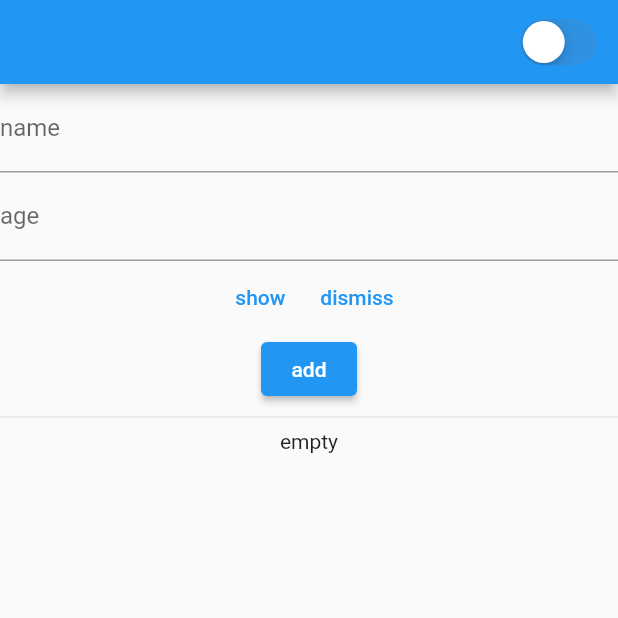
After one commit to Tylor-Jung/flutter_pub.dev_examples, a Flutter app: the screen it shows after launch, after a tap on "dismiss", on a phone screen of 412 x 824 dp, the top half of it. The commit adds this screen. Run offline on Flutter 3.47's test engine with Material 2 defaults, Android fonts, the phone set to English and light mode, and no system bars; our stand-ins replace flutter_easyloading, flutter_local_notifications, flutter_native_timezone, fluttertoast, hive_flutter, image_picker and 1 more; accounts and stored records are empty.

Commit message:
homework: easy_loading

```diff
--- a/lib/main.dart
+++ b/lib/main.dart
@@ -1,16 +1,50 @@
 import 'package:flutter/material.dart';
 import 'package:flutter_local_notifications/flutter_local_notifications.dart';
 import 'package:flutter_native_timezone/flutter_native_timezone.dart';
+import 'package:hive_flutter/hive_flutter.dart';
+import 'package:study_package/mdel/inputform.dart';
 import 'package:study_package/page/HomePage.dart';
+import 'package:study_package/page/custom_animation.dart';
 import 'package:study_package/page/image_page.dart';
+import 'package:study_package/page/user_list_page.dart';
 import 'package:timezone/data/latest_all.dart' as tz;
 import 'package:timezone/timezone.dart' as tz;
+import 'package:flutter_easyloading/flutter_easyloading.dart';
 
-void main() {
+void configLoading() {
+  EasyLoading.instance
+    ..displayDuration = const Duration(milliseconds: 2000)
+    ..indicatorType = EasyLoadingIndicatorType.fadingCircle
+    ..loadingStyle = EasyLoadingStyle.dark
+    ..indicatorSize = 45.0
+    ..radius = 10.0
+    ..progressColor = Colors.yellow
+    ..backgroundColor = Colors.green
+    ..indicatorColor = Colors.yellow
+    ..textColor = Colors.yellow
+    ..maskColor = Colors.blue.withOpacity(0.5)
+    ..userInteractions = true
+    ..dismissOnTap = false
+    ..customAnimation = CustomAnimation();
+}
+
+Future<void> main() async {
   WidgetsFlutterBinding.ensureInitialized();
+
+  await _initHive();
   _initNotiSetting();
 
   runApp(const MyApp());
+  configLoading();
+}
+
+Future<void> _initHive() async {
+  await Hive.initFlutter();
+
+  Hive.registerAdapter(InputFormAdapter());
+
+  await Hive.openBox('darkModeBox');
+  await Hive.openBox<InputForm>('InputFormBox');
 }
 
 final flutterLocalNotificationsPlugin = FlutterLocalNotificationsPlugin();
@@ -47,12 +81,21 @@ class MyApp extends StatelessWidget {
 
   @override
   Widget build(BuildContext context) {
+    return ValueListenableBuilder(
+        valueListenable: Hive.box('darkModeBox').listenable(),
+        builder: (context, Box box, widget) {
+          final darkMode = box.get('darkMode', defaultValue: false);
+
           return MaterialApp(
             title: 'Flutter Demo',
+            themeMode: darkMode ? ThemeMode.dark : ThemeMode.light,
+            darkTheme: ThemeData.dark(),
             theme: ThemeData(
               primarySwatch: Colors.blue,
             ),
-      home: const ImagePage(),
+            home: const UserListPage(),
+            builder: EasyLoading.init(),
           );
+        });
   }
 }
--- /dev/null
+++ b/lib/mdel/inputform.dart
@@ -0,0 +1,17 @@
+import 'package:hive_flutter/adapters.dart';
+
+part 'inputform.g.dart';
+
+@HiveType(typeId: 1)
+class InputForm extends HiveObject {
+  InputForm({
+    required this.name,
+    required this.age,
+  });
+
+  @HiveField(0)
+  String name;
+
+  @HiveField(1)
+  int age;
+}
--- /dev/null
+++ b/lib/page/custom_animation.dart
@@ -0,0 +1,21 @@
+import 'package:flutter/material.dart';
+import 'package:flutter_easyloading/flutter_easyloading.dart';
+
+class CustomAnimation extends EasyLoadingAnimation {
+  CustomAnimation();
+
+  @override
+  Widget buildWidget(
+    Widget child,
+    AnimationController controller,
+    AlignmentGeometry alignment,
+  ) {
+    return Opacity(
+      opacity: controller.value,
+      child: RotationTransition(
+        turns: controller,
+        child: child,
+      ),
+    );
+  }
+}
--- /dev/null
+++ b/lib/page/user_list_page.dart
@@ -0,0 +1,156 @@
+import 'dart:async';
+
+import 'package:flutter/cupertino.dart';
+import 'package:flutter/material.dart';
+import 'package:flutter_easyloading/flutter_easyloading.dart';
+import 'package:flutter_local_notifications/flutter_local_notifications.dart';
+import 'package:hive_flutter/hive_flutter.dart';
+import 'package:study_package/mdel/inputform.dart';
+import 'dart:developer';
+
+class UserListPage extends StatefulWidget {
+  const UserListPage({Key? key}) : super(key: key);
+
+  @override
+  State<UserListPage> createState() => _UserListPageState();
+}
+
+class _UserListPageState extends State<UserListPage> {
+  Timer? _timer;
+  late double _progress;
+
+  TextEditingController nameController = TextEditingController();
+  TextEditingController ageController = TextEditingController();
+
+  late Box _darkMode;
+  late Box<InputForm> _InputFormBox;
+
+  @override
+  void initState() {
+    super.initState();
+    _darkMode = Hive.box('darkModeBox');
+    _InputFormBox = Hive.box<InputForm>('InputFormBox');
+    EasyLoading.addStatusCallback((status) {
+      print('EasyLoading Status $status');
+      if (status == EasyLoadingStatus.dismiss) {
+        _timer?.cancel();
+      }
+    });
+    EasyLoading.showSuccess('Use in initState');
+    // EasyLoading.removeCallbacks();
+  }
+
+  bool isDarkMode = false;
+
+  @override
+  void dispose() {
+    nameController.dispose();
+    ageController.dispose();
+    super.dispose();
+  }
+
+  @override
+  Widget build(BuildContext context) {
+    return Scaffold(
+      appBar: AppBar(
+        actions: [
+          CupertinoSwitch(
+            value: isDarkMode,
+            onChanged: (val) {
+              setState(() {
+                isDarkMode = val;
+                _darkMode.put('darkMode', val);
+              });
+            },
+          ),
+          const SizedBox(
+            width: 10,
+          ),
+        ],
+      ),
+      body: Column(
+        children: [
+          Column(
+            children: [
+              TextField(
+                controller: nameController,
+                decoration: const InputDecoration(
+                  label: Text('name'),
+                ),
+              ),
+              TextField(
+                controller: ageController,
+                keyboardType: TextInputType.number,
+                decoration: const InputDecoration(
+                  label: Text('age'),
+                ),
+              ),
+              Row(
+                mainAxisAlignment: MainAxisAlignment.center,
+                children: [
+                  TextButton(
+                    child: const Text('show'),
+                    onPressed: () async {
+                      _timer?.cancel();
+                      await EasyLoading.show(
+                        status: 'loading...',
+                        maskType: EasyLoadingMaskType.black,
+                      );
+                      print('EasyLoading show');
+                    },
+                  ),
+                  TextButton(
+                    child: const Text('dismiss'),
+                    onPressed: () async {
+                      _timer?.cancel();
+                      await EasyLoading.dismiss();
+                      print('EasyLoading dismiss');
+                    },
+                  ),
+                ],
+              ),
+              ElevatedButton(
+                onPressed: () {
+                  _InputFormBox.add(
+                    InputForm(
+                      name: nameController.text,
+                      age: int.parse(ageController.text),
+                    ),
+                  );
+                },
+                child: const Text('add'),
+              ),
+            ],
+          ),
+          const Divider(),
+          ValueListenableBuilder(
+            valueListenable: Hive.box<InputForm>('inputFormBox').listenable(),
+            builder: (context, Box<InputForm> inputFormBox, widget) {
+              final users = inputFormBox.values.toList();
+
+              return Expanded(
+                child: users.isEmpty
+                    ? const Text('empty')
+                    : ListView.builder(
+                        itemCount: users.length,
+                        itemBuilder: (context, i) {
+                          // IconButton(
+                          //     icon: const Icon(Icons.delete),
+                          //     onPressed: () {
+                          //       final inputForm = users[i];
+                          //     });
+
+                          return ListTile(
+                            title: Text(users[i].name),
+                            subtitle: Text(users[i].age.toString()),
+                          );
+                        },
+                      ),
+              );
+            },
+          ),
+        ],
+      ),
+    );
+  }
+}
```
Also changed, not shown: pubspec.yaml (+13 -0 lines), lib/mdel/inputform.g.dart (added), pubspec.lock, 1 other file. Lines whose indentation alone changed are shown as unchanged.
